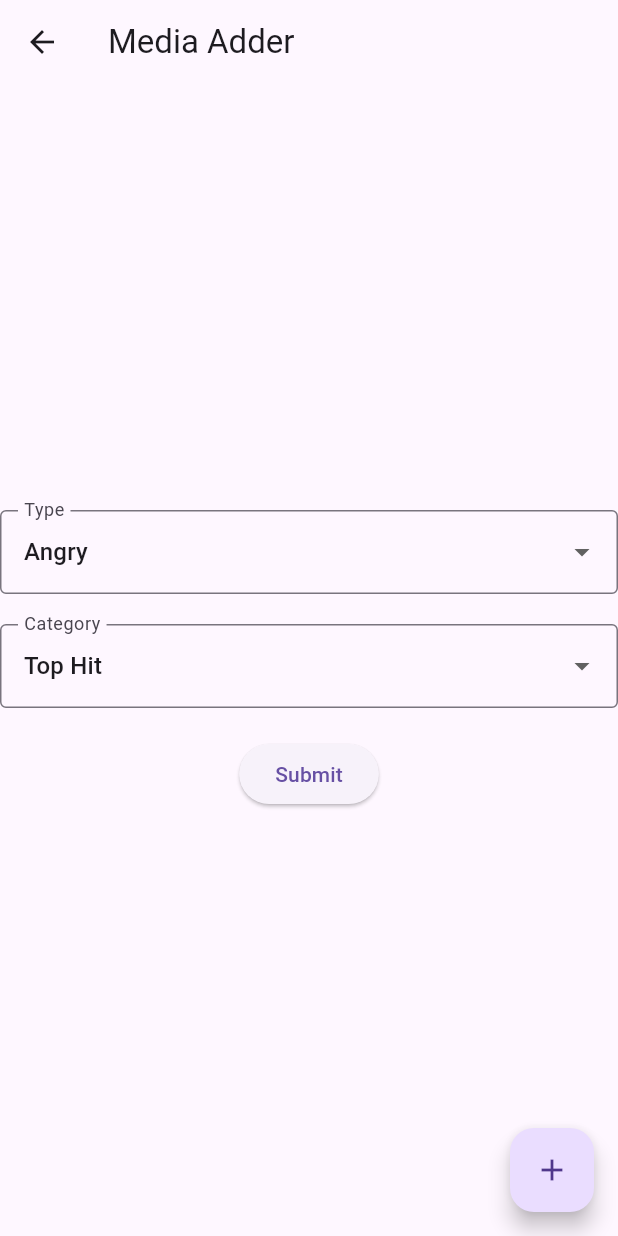
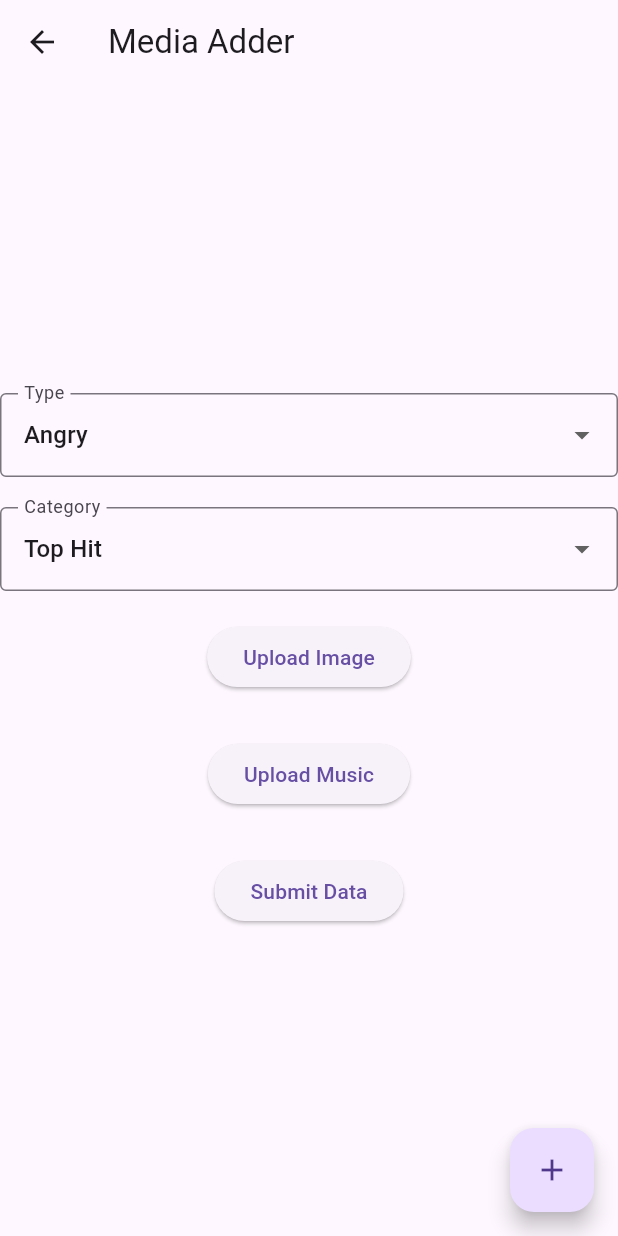
Before and after one commit to AFAZL/Emo-Sound, a Flutter app: the MusicAdder screen opened by its route, after a tap on the "add" icon, on a phone screen of 412 x 824 dp. Run offline on Flutter 3.47's test engine with Material 3 defaults, Android fonts, the phone set to English and light mode, and no system bars; our stand-ins replace cloud_firestore, file_picker, firebase_core, firebase_storage, fluttertoast; accounts and stored records are empty; generated files the repository leaves out were written again.

Commit message:
Music with Cover page done

```diff
--- a/myapp/lib/admin_files/musicadder.dart
+++ b/myapp/lib/admin_files/musicadder.dart
@@ -1,4 +1,5 @@
 import 'dart:typed_data';
+import 'dart:io';
 import 'package:flutter/material.dart';
 import 'package:firebase_storage/firebase_storage.dart';
 import 'package:file_picker/file_picker.dart';
@@ -70,21 +71,30 @@ class _MusicAdderState extends State<MusicAdder> {
               ),
               SizedBox(height: 20),
               ElevatedButton(
-                onPressed: () {
-                  if (_selectedImageBytes != null &&
-                      _selectedMusicBytes != null &&
-                      _selectedType.isNotEmpty &&
-                      _selectedCategory.isNotEmpty) {
-                    _submitData();
-                  } else {
-                    ScaffoldMessenger.of(context).showSnackBar(
-                      SnackBar(
-                        content: Text('Please select both image and music and fill in type and category.'),
+                onPressed: _uploadImage,
+                child: Text('Upload Image'),
               ),
-                    );
-                  }
-                },
-                child: Text('Submit'),
+              SizedBox(height: 10),
+              if (_selectedImageBytes != null)
+                ElevatedButton(
+                  onPressed: _getImageUrl,
+                  child: Text('Get Image URL'),
+                ),
+              SizedBox(height: 20),
+              ElevatedButton(
+                onPressed: _uploadMusic,
+                child: Text('Upload Music'),
+              ),
+              SizedBox(height: 10),
+              if (_selectedMusicBytes != null)
+                ElevatedButton(
+                  onPressed: _getMusicUrl,
+                  child: Text('Get Music URL'),
+                ),
+              SizedBox(height: 20),
+              ElevatedButton(
+                onPressed: _submitData,
+                child: Text('Submit Data'),
               ),
             ],
           ),
@@ -108,20 +118,60 @@ class _MusicAdderState extends State<MusicAdder> {
       );
 
       if (result != null) {
+        final filePath = result.files.single.path;
+        if (filePath != null) {
           setState(() {
-          _selectedImageBytes = result.files.single.bytes;
+            _selectedImageBytes = File(filePath).readAsBytesSync();
           });
           ScaffoldMessenger.of(context).showSnackBar(
             SnackBar(
               content: Text('Image Selected'),
             ),
           );
+        } else {
+          ScaffoldMessenger.of(context).showSnackBar(
+            SnackBar(
+              content: Text('Error: Failed to retrieve image file path.'),
+            ),
+          );
+        }
       }
     } catch (error) {
       print('Error picking image: $error');
       ScaffoldMessenger.of(context).showSnackBar(
         SnackBar(
           content: Text('Error picking image'),
+        ),
+      );
+    }
+  }
+
+  Future<void> _getImageUrl() async {
+    try {
+      if (_selectedImageBytes != null) {
+        final Reference imageRef = FirebaseStorage.instance
+            .ref()
+            .child('images/${DateTime.now().millisecondsSinceEpoch}.jpg');
+        await imageRef.putData(_selectedImageBytes!);
+        String imageUrl = await imageRef.getDownloadURL();
+
+        ScaffoldMessenger.of(context).showSnackBar(
+          SnackBar(
+            content: Text('Image URL: $imageUrl'),
+          ),
+        );
+      } else {
+        ScaffoldMessenger.of(context).showSnackBar(
+          SnackBar(
+            content: Text('Please select an image first.'),
+          ),
+        );
+      }
+    } catch (error) {
+      print('Error getting image URL: $error');
+      ScaffoldMessenger.of(context).showSnackBar(
+        SnackBar(
+          content: Text('Error getting image URL'),
         ),
       );
     }
@@ -134,14 +184,23 @@ class _MusicAdderState extends State<MusicAdder> {
       );
 
       if (result != null) {
+        final filePath = result.files.single.path;
+        if (filePath != null) {
           setState(() {
-          _selectedMusicBytes = result.files.single.bytes;
+            _selectedMusicBytes = File(filePath).readAsBytesSync();
           });
           ScaffoldMessenger.of(context).showSnackBar(
             SnackBar(
               content: Text('Music Selected'),
             ),
           );
+        } else {
+          ScaffoldMessenger.of(context).showSnackBar(
+            SnackBar(
+              content: Text('Error: Failed to retrieve music file path.'),
+            ),
+          );
+        }
       }
     } catch (error) {
       print('Error picking music: $error');
@@ -153,8 +212,49 @@ class _MusicAdderState extends State<MusicAdder> {
     }
   }
 
+
+  Future<void> _getMusicUrl() async {
+    try {
+      if (_selectedMusicBytes != null) {
+        final Reference musicRef = FirebaseStorage.instance
+            .ref()
+            .child('music/${DateTime.now().millisecondsSinceEpoch}.mp3');
+        await musicRef.putData(_selectedMusicBytes!);
+        String musicUrl = await musicRef.getDownloadURL();
+
+        ScaffoldMessenger.of(context).showSnackBar(
+          SnackBar(
+            content: Text('Music URL: $musicUrl'),
+          ),
+        );
+      } else {
+        ScaffoldMessenger.of(context).showSnackBar(
+          SnackBar(
+            content: Text('Please select music first.'),
+          ),
+        );
+      }
+    } catch (error) {
+      print('Error getting music URL: $error');
+      ScaffoldMessenger.of(context).showSnackBar(
+        SnackBar(
+          content: Text('Error getting music URL'),
+        ),
+      );
+    }
+  }
+
   Future<void> _submitData() async {
     try {
+      print('_selectedImageBytes: $_selectedImageBytes');
+      print('_selectedMusicBytes: $_selectedMusicBytes');
+      print('_selectedType: $_selectedType');
+      print('_selectedCategory: $_selectedCategory');
+
+      if (_selectedImageBytes != null &&
+          _selectedMusicBytes != null &&
+          _selectedType.isNotEmpty &&
+          _selectedCategory.isNotEmpty) {
         // Upload image
         final Reference imageRef = FirebaseStorage.instance
             .ref()
@@ -182,6 +282,13 @@ class _MusicAdderState extends State<MusicAdder> {
             content: Text('Data Submitted Successfully'),
           ),
         );
+      } else {
+        ScaffoldMessenger.of(context).showSnackBar(
+          SnackBar(
+            content: Text('Please select both image and music and fill in type and category.'),
+          ),
+        );
+      }
     } catch (error) {
       print('Error submitting data: $error');
       ScaffoldMessenger.of(context).showSnackBar(
```
Lines whose indentation alone changed are shown as unchanged.
